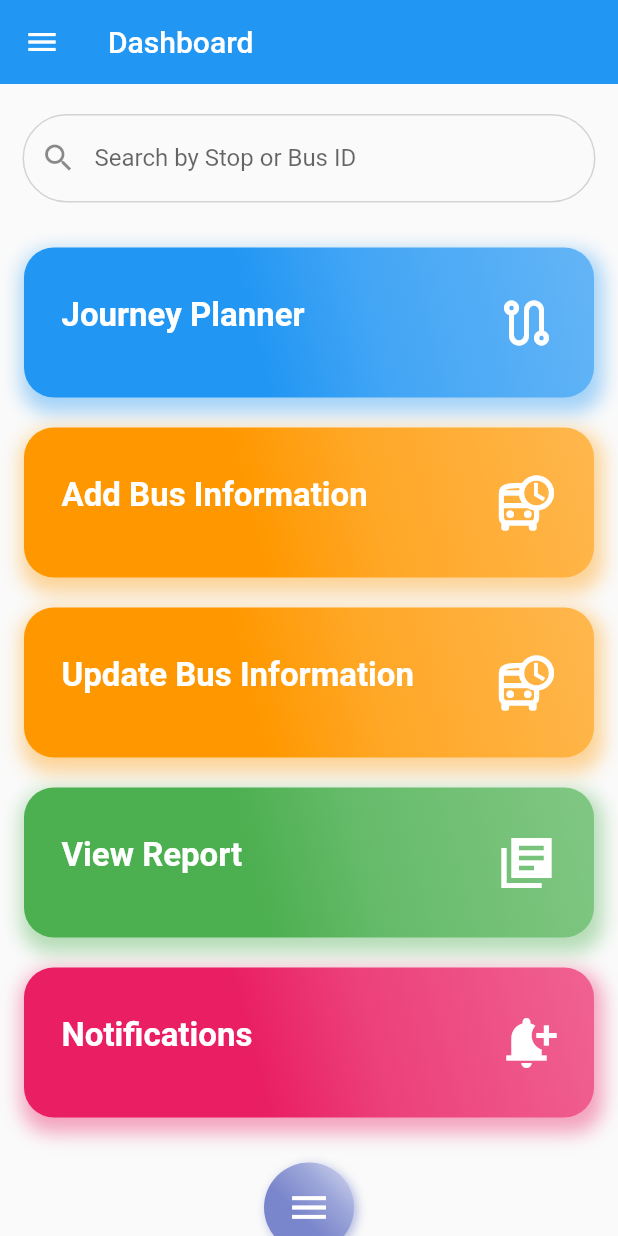
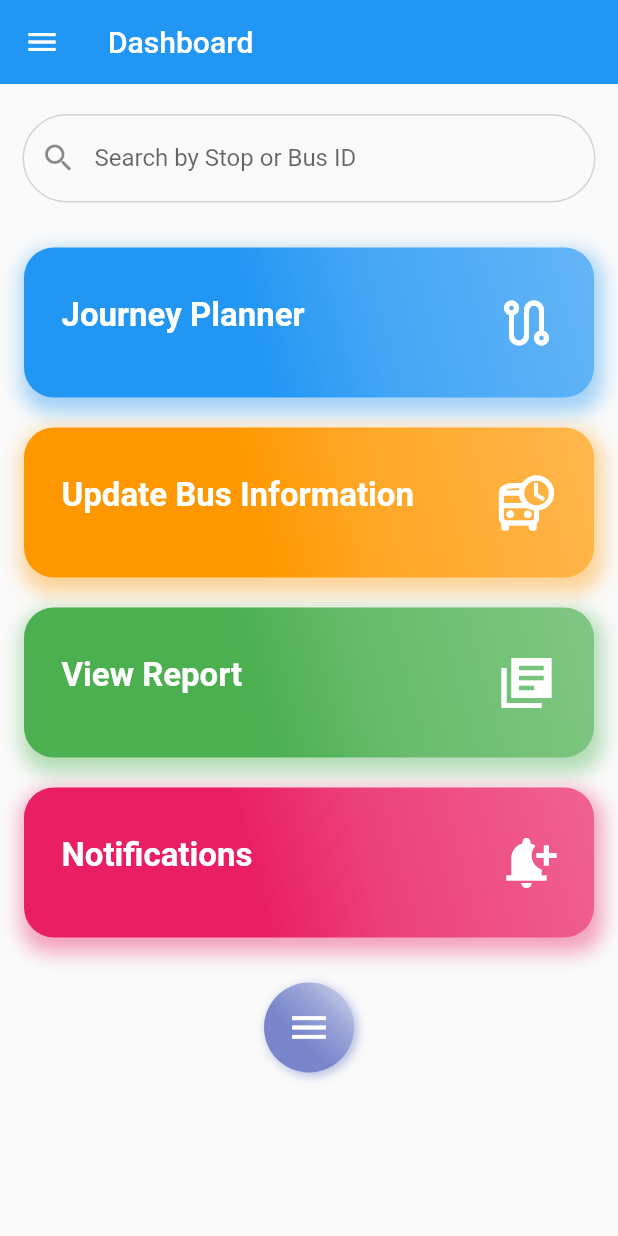
Before and after one commit to yashtejani/TDP5, a Flutter app: the screen it shows after launch, on a phone screen of 412 x 824 dp. Run offline on Flutter 3.47's test engine with Material 2 defaults, Android fonts, the phone set to English and light mode, and no system bars; statements that could not run were skipped.

Commit message:
Update dashboard.dart

```diff
--- a/lib/screens/dashboard.dart
+++ b/lib/screens/dashboard.dart
@@ -1,12 +1,11 @@
 import 'package:flutter/material.dart';
-import 'package:project/screens/addBusDetails.dart';
 import 'package:project/screens/journey_planner.dart';
 import 'package:project/mock/mock_bus_list.dart';
-import 'package:project/screens/updateBusDetails.dart';
 import 'package:project/widgets/circle_gradient_icon.dart';
 import '../widgets/searchbar.dart';
 import '../widgets/screen_display.dart';
 import '../model/bus_list_item.dart';
+
 
 class Dashboard extends StatelessWidget {
   const Dashboard({super.key});
@@ -39,8 +38,9 @@ class Dashboard extends StatelessWidget {
             ),
           ),
         ),
+
         body: Column(
-          children: <Widget>[
+            children: <Widget>[
             const SizedBox(
               height: 20,
             ),
@@ -52,58 +52,50 @@ class Dashboard extends StatelessWidget {
               title: "Journey Planner",
               color: Colors.blue,
               icon: Icons.route_outlined,
-              screen: JourneyPlanner(mockBusList),
+              screen:  JourneyPlanner(),
               onTap: () {
                 Navigator.of(context).push(MaterialPageRoute(
                     builder: (context) => MaterialApp(
                         title: 'Bus replacing train',
-                        home: JourneyPlanner(mockBusList))));
-              },
-            ),
-            WidgetButton(
-              title: "Add Bus Information",
-              color: Colors.orange,
-              icon: Icons.departure_board_outlined,
-              screen: AddBus(),
-              onTap: () {
-                Navigator.of(context).push(MaterialPageRoute(
-                    builder: (context) => MaterialApp(
-                        title: 'Bus replacing train', home: AddBus())));
+                        home: JourneyPlanner())));
               },
             ),
             WidgetButton(
               title: "Update Bus Information",
               color: Colors.orange,
               icon: Icons.departure_board_outlined,
-              screen: UpdateBus(),
+              screen:  JourneyPlanner(),
               onTap: () {
                 Navigator.of(context).push(MaterialPageRoute(
                     builder: (context) => MaterialApp(
-                        title: 'Bus replacing train', home: UpdateBus())));
+                        title: 'Bus replacing train',
+                        home: JourneyPlanner())));
               },
             ),
             WidgetButton(
               title: "View Report",
               color: Colors.green,
+
               icon: Icons.library_books_sharp,
-              screen: JourneyPlanner(mockBusList),
+              screen:  JourneyPlanner(),
               onTap: () {
                 Navigator.of(context).push(MaterialPageRoute(
                     builder: (context) => MaterialApp(
                         title: 'Bus replacing train',
-                        home: JourneyPlanner(mockBusList))));
+                        home: JourneyPlanner())));
               },
             ),
             WidgetButton(
               title: "Notifications",
               color: Colors.pink,
+
               icon: Icons.notification_add,
-              screen: JourneyPlanner(mockBusList),
+              screen:  JourneyPlanner(),
               onTap: () {
                 Navigator.of(context).push(MaterialPageRoute(
                     builder: (context) => MaterialApp(
                         title: 'Bus replacing train',
-                        home: JourneyPlanner(mockBusList))));
+                        home: JourneyPlanner())));
               },
             ),
             const SizedBox(
@@ -115,18 +107,17 @@ class Dashboard extends StatelessWidget {
               right: 30,
               child: CircleGradientIcon(
                 color: Colors.indigo,
-                onTap: () {
-                  Navigator.of(context).push(MaterialPageRoute(
-                      builder: (context) => MaterialApp(
-                          title: 'Bus replacing train',
-                          home: JourneyPlanner(mockBusList))));
-                },
+                onTap: () {Navigator.of(context).push(MaterialPageRoute(
+                    builder: (context) => MaterialApp(
+                        title: 'Bus replacing train',
+                        home: JourneyPlanner())));},
                 size: 60,
                 iconSize: 30,
                 icon: Icons.menu,
               ),
             )
           ],
-        ));
+        )
+    );
   }
 }
```
